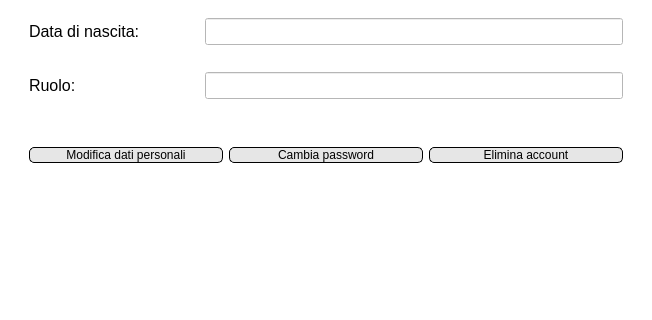
Before: the Qt Designer form View/Amministratore/UI files/gestione profilo.ui in FrancescoFinizii/Biblioteca-universitaria, drawn with Qt 5; both pictures show x 0 to 652 and y 242 to 562 of the 652 by 708 pixel window.
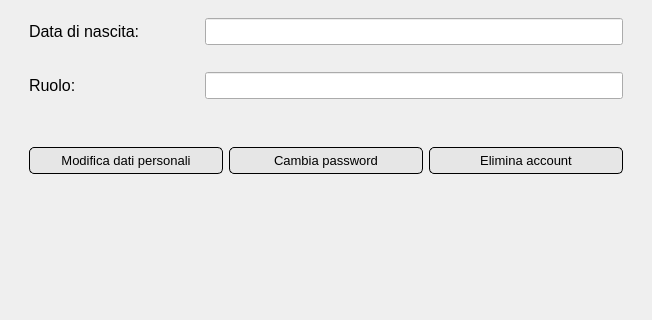
After: the same form once the commit is applied. Icons and pictures are not drawn.

```diff
--- a/View/Amministratore/UI files/gestione profilo.ui
+++ b/View/Amministratore/UI files/gestione profilo.ui
@@ -14,7 +14,20 @@
    <string>Form</string>
   </property>
   <property name="styleSheet">
-   <string notr="true">background-color: rgb(255, 255, 255);</string>
+   <string notr="true">Qwidget#Form {
+background-color: rgb(255, 255, 255);
+color:black;
+}
+QPushButton {
+	border: 1px solid;
+	background-color:rgb(230, 230, 230);
+	border-radius: 5px;
+	border-color: rgb(0, 0, 0);
+	padding:5px 3px;
+}
+QPushButton:hover {
+	background-color: rgb(207, 207, 207);
+}</string>
   </property>
   <layout class="QVBoxLayout" name="verticalLayout">
    <item>
@@ -277,21 +290,14 @@
              <height>16777215</height>
             </size>
            </property>
+           <property name="font">
+            <font>
+             <pointsize>10</pointsize>
+            </font>
+           </property>
            <property name="layoutDirection">
             <enum>Qt::LeftToRight</enum>
            </property>
-           <property name="styleSheet">
-            <string notr="true">QPushButton#modificaProfiloButton {
-	border: 1px solid;
-	background-color:rgb(230, 230, 230);
-	border-radius: 5px;
-	border-color: rgb(0, 0, 0);
-}
-QPushButton#modificaProfiloButton:hover {
-	
-	background-color: rgb(207, 207, 207);
-}</string>
-           </property>
            <property name="text">
             <string>Modifica dati personali</string>
            </property>
@@ -301,8 +307,8 @@
            </property>
            <property name="iconSize">
             <size>
-             <width>24</width>
-             <height>24</height>
+             <width>20</width>
+             <height>20</height>
             </size>
            </property>
           </widget>
@@ -327,21 +333,14 @@
              <height>16777215</height>
             </size>
            </property>
+           <property name="font">
+            <font>
+             <pointsize>10</pointsize>
+            </font>
+           </property>
            <property name="layoutDirection">
             <enum>Qt::LeftToRight</enum>
            </property>
-           <property name="styleSheet">
-            <string notr="true">QPushButton#modificaPasswordButton {
-	border: 1px solid;
-	background-color:rgb(230, 230, 230);
-	border-radius: 5px;
-	border-color: rgb(0, 0, 0);
-}
-QPushButton#modificaPasswordButton:hover {
-	
-	background-color: rgb(207, 207, 207);
-}</string>
-           </property>
            <property name="text">
             <string>Cambia password</string>
            </property>
@@ -351,8 +350,8 @@
            </property>
            <property name="iconSize">
             <size>
-             <width>24</width>
-             <height>24</height>
+             <width>20</width>
+             <height>20</height>
             </size>
            </property>
           </widget>
@@ -377,21 +376,14 @@
              <height>16777215</height>
             </size>
            </property>
+           <property name="font">
+            <font>
+             <pointsize>10</pointsize>
+            </font>
+           </property>
            <property name="layoutDirection">
             <enum>Qt::LeftToRight</enum>
            </property>
-           <property name="styleSheet">
-            <string notr="true">QPushButton#eliminaAccountButton {
-	border: 1px solid;
-	background-color:rgb(230, 230, 230);
-	border-radius: 5px;
-	border-color: rgb(0, 0, 0);
-}
-QPushButton#eliminaAccountButton:hover {
-	
-	background-color: rgb(207, 207, 207);
-}</string>
-           </property>
            <property name="text">
             <string>Elimina account</string>
            </property>
@@ -401,8 +393,8 @@
            </property>
            <property name="iconSize">
             <size>
-             <width>24</width>
-             <height>24</height>
+             <width>20</width>
+             <height>20</height>
             </size>
            </property>
           </widget>
```
